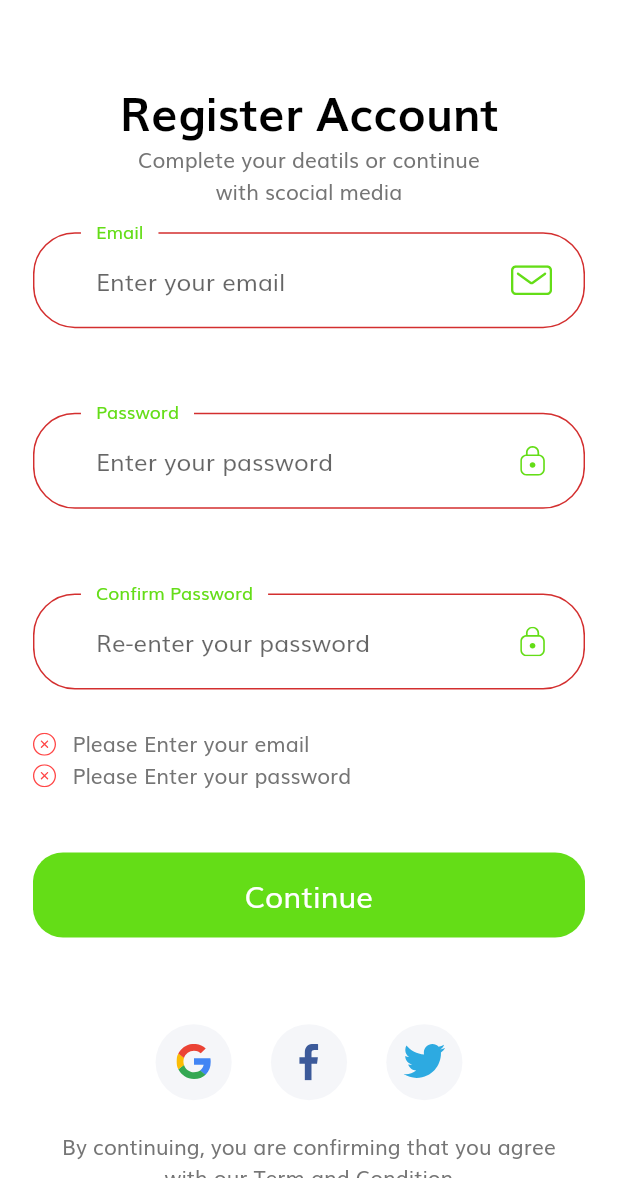
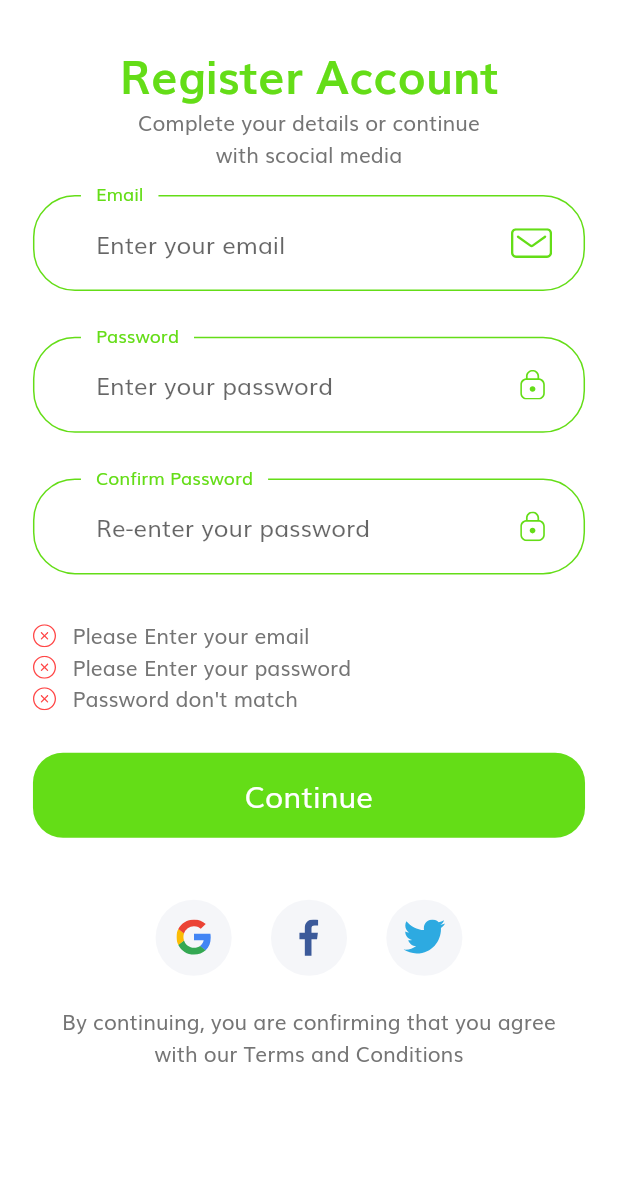
Before and after one commit to Ogger77/VuDoGlass-android, a Flutter app: the SignUpScreen screen opened by its route, after a tap on "Continue", on a phone screen of 412 x 824 dp, the part 58-1236 px from its top. Run offline on Flutter 3.47's test engine with Material 2 defaults, Android fonts, the phone set to English and light mode, and no system bars; our stand-ins replace firebase_auth, firebase_core, firebase_database, flutter_svg, google_sign_in, shared_preferences and 1 more; missing offline and left inert: flutter_webview_plugin, oauth1; accounts and stored records are empty; network calls fail.

```diff
--- a/lib/constants.dart
+++ b/lib/constants.dart
@@ -17,7 +17,7 @@ const kAnimationDuration = Duration(milliseconds: 200);
 final headingStyle = TextStyle(
   fontSize: getProportionScreenWidth(28),
   fontWeight: FontWeight.bold,
-  color: Colors.black,
+  color: kPrimaryColor,
   height: 1.5,
 );
 
--- a/lib/screens/complete_profile/components/body.dart
+++ b/lib/screens/complete_profile/components/body.dart
@@ -22,7 +22,7 @@ class Body extends StatelessWidget {
                 style: headingStyle,
               ),
               Text(
-                'Complete your details or continue \nwith social media',
+                'Complete your profile details',
                 textAlign: TextAlign.center,
               ),
               SizedBox(height: SizeConfig.screenHeight * 0.02),
--- a/lib/screens/forgot_password/components/forgot_pass_form.dart
+++ b/lib/screens/forgot_password/components/forgot_pass_form.dart
@@ -47,8 +47,8 @@ class _ForgotPassFormState extends State<ForgotPassForm> {
     });
     try {
       await auth.sendPasswordResetEmail(email: email);
-      var timer =
-          new Timer(new Duration(seconds: 4), () => showSnackBar(context));
+
+      new Timer(new Duration(seconds: 4), () => showSnackBar(context));
     } on HttpException catch (error) {
       if (error.toString().contains('EMAIL_NOT_FOUND')) {
         addError(error: kEmailNotFound);
--- a/lib/screens/sign_in/components/body.dart
+++ b/lib/screens/sign_in/components/body.dart
@@ -51,7 +51,7 @@ class _BodyState extends State<Body> {
               setState(() => {user = userCredential})
             });
     showSnackBar(context);
-    var timer = new Timer(new Duration(seconds: 3),
+    new Timer(new Duration(seconds: 3),
         () => Navigator.pushNamed(context, HomeScreen.routeName));
   }
 
--- a/lib/screens/sign_up/components/body.dart
+++ b/lib/screens/sign_up/components/body.dart
@@ -19,20 +19,20 @@ class Body extends StatelessWidget {
           child: SingleChildScrollView(
             child: Column(
               children: [
-                SizedBox(height: SizeConfig.screenHeight * 0.04), // 4%
+                SizedBox(height: SizeConfig.screenHeight * 0.01), // 4%
                 Text(
                   "Register Account",
                   style: headingStyle,
                 ),
                 Text(
-                  'Complete your deatils or continue \nwith scocial media',
+                  'Complete your details or continue \nwith scocial media',
                   textAlign: TextAlign.center,
                 ),
                 SizedBox(
                     height: SizeConfig.screenHeight *
                         0.02), //8% of the screen total height
                 SignUpForm(),
-                SizedBox(height: SizeConfig.screenHeight * 0.07), //8% of
+                SizedBox(height: SizeConfig.screenHeight * 0.05), //8% of
                 Row(
                   mainAxisAlignment: MainAxisAlignment.center,
                   children: [
@@ -52,9 +52,10 @@ class Body extends StatelessWidget {
                 ),
                 SizedBox(height: getProportionScreenHeight(20)),
                 Text(
-                  'By continuing, you are confirming that you agree \nwith our Term and Condition',
+                  'By continuing, you are confirming that you agree \nwith our Terms and Conditions',
                   textAlign: TextAlign.center,
                 ),
+                SizedBox(height: getProportionScreenHeight(27)),
               ],
             ),
           ),
--- a/lib/screens/sign_up/components/sign_up_form.dart
+++ b/lib/screens/sign_up/components/sign_up_form.dart
@@ -4,6 +4,7 @@ import 'package:firebase_auth/firebase_auth.dart';
 import 'package:firebase_database/firebase_database.dart';
 
 import '../../complete_profile/complete_profile_screen.dart';
+import '../../../components/jumpingDots_button.dart';
 import '../../../components/custom_suffix_icon.dart';
 import '../../../components/default_button.dart';
 import '../../../components/form_error.dart';
@@ -45,6 +46,40 @@ class _SignUpFormState extends State<SignUpForm> {
     }
   }
 
+  Future<void> registertoFb() async {
+    if (!_formKey.currentState.validate()) {
+      // Invalid!
+      return;
+    }
+    _formKey.currentState.save();
+    setState(() {
+      _isLoading = true;
+    });
+    try {
+      if (passwordController.text == confirmPassController.text) {
+        var result = await _auth.createUserWithEmailAndPassword(
+            email: emailController.text, password: passwordController.text);
+        await dbRef.child(result.user.uid).set({
+          'email': emailController.text,
+        });
+        Navigator.pushNamed(context, CompleteProfileScreen.routeName);
+      }
+    } catch (err) {
+      print(err.message);
+    }
+    setState(() {
+      _isLoading = false;
+    });
+  }
+
+  @override
+  void dispose() {
+    super.dispose();
+    emailController.dispose();
+    passwordController.dispose();
+    confirmPassController.dispose();
+  }
+
   @override
   Widget build(BuildContext context) {
     return Form(
@@ -56,18 +91,18 @@ class _SignUpFormState extends State<SignUpForm> {
           buildPasswordFormField(),
           SizedBox(height: getProportionScreenHeight(30)),
           buildConfirmPassFied(),
+          SizedBox(height: getProportionScreenHeight(30)),
           FormError(errors: errors),
-          SizedBox(height: getProportionScreenHeight(40)),
-          DefaultButton(
-            text: _isLoading ? 'Working on it...' : 'Continue',
-            press: () {
-              if (_formKey.currentState.validate()) {
-                setState(() {
-                  _isLoading = true;
-                });
-                registertoFb();
-              }
-            },
+          SizedBox(height: getProportionScreenHeight(25)),
+          Container(
+            child: _isLoading
+                ? JumpingDotsButton()
+                : DefaultButton(
+                    text: 'Continue',
+                    press: () {
+                      registertoFb();
+                    },
+                  ),
           ),
         ],
       ),
@@ -86,10 +121,11 @@ class _SignUpFormState extends State<SignUpForm> {
       },
       validator: (value) {
         if (value.isEmpty) {
-          return '';
+          addError(error: kMatchPassError);
+          return;
         } else if (passwordController.text != value) {
           addError(error: kMatchPassError);
-          return '';
+          return;
         }
         return null;
       },
@@ -120,10 +156,10 @@ class _SignUpFormState extends State<SignUpForm> {
       validator: (value) {
         if (value.isEmpty) {
           addError(error: kPassNullError);
-          return '';
+          return;
         } else if (value.length < 8) {
           addError(error: kShortPassError);
-          return '';
+          return;
         }
         return null;
       },
@@ -153,10 +189,10 @@ class _SignUpFormState extends State<SignUpForm> {
       validator: (value) {
         if (value.isEmpty) {
           addError(error: kEmailNullError);
-          return '';
+          return;
         } else if (!emailValidatorRegExp.hasMatch(value)) {
           addError(error: kInvalidEmailError);
-          return '';
+          return;
         }
         return null;
       },
@@ -170,32 +206,4 @@ class _SignUpFormState extends State<SignUpForm> {
       ),
     );
   }
-
-  void registertoFb() {
-    _auth
-        .createUserWithEmailAndPassword(
-            email: emailController.text, password: passwordController.text)
-        .then((result) {
-      dbRef.child(result.user.uid).set({
-        'email': emailController.text,
-      }).then((res) {
-        _isLoading = false;
-        Navigator.pushNamed(context, CompleteProfileScreen.routeName);
-      });
-    }).catchError((err) {
-      print(err.message);
-      setState(() {
-        addError(error: kNoAccountExist);
-        _isLoading = false;
-      });
-    });
-  }
-
-  @override
-  void dispose() {
-    super.dispose();
-    emailController.dispose();
-    passwordController.dispose();
-    confirmPassController.dispose();
-  }
 }
```
Also changed, not shown: lib/screens/complete_profile/components/complete_profile_form.dart (+52 -44 lines), lib/screens/sign_in/components/signin_form.dart (+7 -15 lines).
